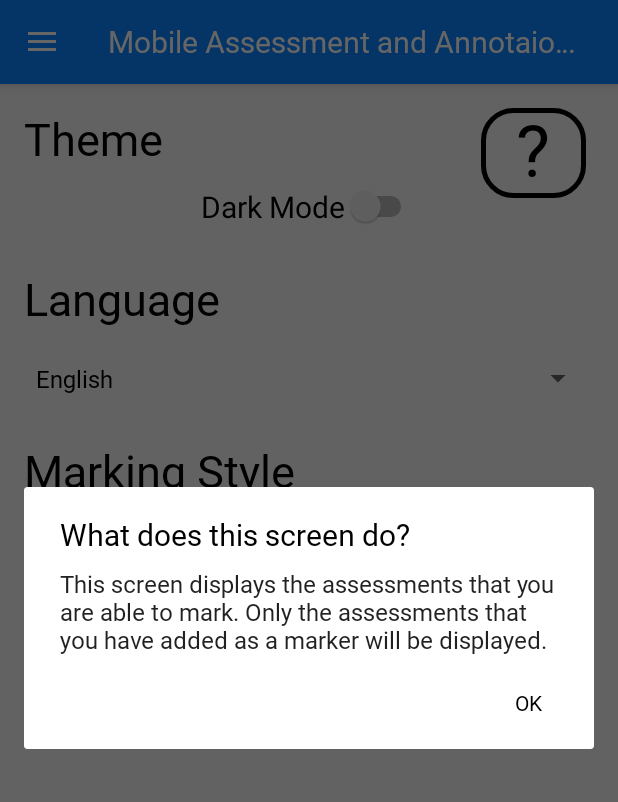
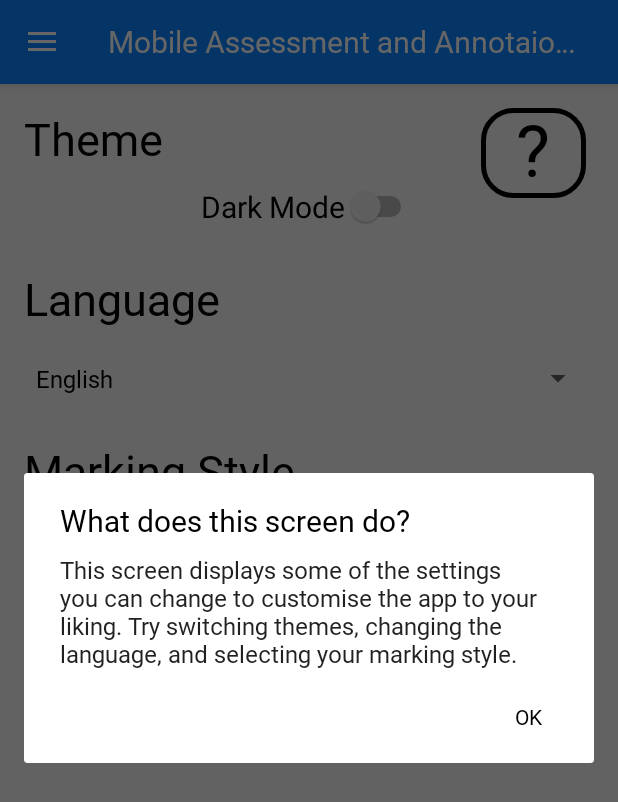
Before and after one commit to JoshP279/AndroidMAAT, an Android app: the fragment SettingsFragment placed in its activity, after a tap on an icon or button, on a phone screen of 412 x 824 dp. Shown: the top 802 px of the screen. Run offline under Robolectric (Android 15) with nearby library versions, the phone set to English and light mode, and no system bars; 141 statements that could not run were skipped.

Commit message:
2024/07/17

```diff
--- a/radaeepdfmaster/src/main/java/com/radaee/activities/LogInActivity.kt
+++ b/radaeepdfmaster/src/main/java/com/radaee/activities/LogInActivity.kt
@@ -3,6 +3,7 @@ package com.radaee.activities
 import android.Manifest
 import android.content.Intent
 import android.content.pm.PackageManager
+import android.content.res.Configuration
 import android.net.Uri
 import android.os.Build
 import android.os.Bundle
@@ -35,6 +36,7 @@ class LogInActivity : AppCompatActivity() {
     override fun onCreate(savedInstanceState: Bundle?) {
         super.onCreate(savedInstanceState)
         setContentView(R.layout.activity_log_in)
+        SharedPref.saveBoolean(this,"DARK_MODE",(resources.configuration.uiMode and Configuration.UI_MODE_NIGHT_MASK) == Configuration.UI_MODE_NIGHT_YES)
         loginBtn = findViewById(R.id.loginBtn)
         emailTextview = findViewById(R.id.loginEmail)
         passwordTextView = findViewById(R.id.loginPassword)
@@ -59,7 +61,7 @@ class LogInActivity : AppCompatActivity() {
     private fun displayHelperDialog() {
         val builder = AlertDialog.Builder(this)
         builder.setTitle(R.string.helperHeading)
-        builder.setMessage(R.string.assessmentsHelperMessage)
+        builder.setMessage(R.string.logInHelperMessage)
         builder.setPositiveButton(R.string.ok) { dialog, _ -> dialog.dismiss() }
         val alertDialog: AlertDialog = builder.create()
         alertDialog.setCancelable(false)
--- a/radaeepdfmaster/src/main/java/com/radaee/api/API.kt
+++ b/radaeepdfmaster/src/main/java/com/radaee/api/API.kt
@@ -15,7 +15,7 @@ import retrofit2.http.Part
 import retrofit2.http.Query
 
 interface API {
-    @GET("/androidLogin")
+    @GET("/login")
     fun login(
         @Query("MarkerEmail") markerEmail: String,
         @Query("Password") password: String
--- a/radaeepdfmaster/src/main/java/com/radaee/fragments/AboutFragment.kt
+++ b/radaeepdfmaster/src/main/java/com/radaee/fragments/AboutFragment.kt
@@ -25,10 +25,11 @@ class AboutFragment : Fragment() {
     private fun displayHelperDialog() {
         val builder = AlertDialog.Builder(requireContext())
         builder.setTitle(R.string.helperHeading)
-        builder.setMessage(R.string.assessmentsHelperMessage)
+        builder.setMessage(R.string.aboutHelperMessage)
         builder.setPositiveButton(resources.getString(R.string.ok)) { dialog, _ -> dialog.dismiss() }
         val alertDialog: AlertDialog = builder.create()
         alertDialog.setCancelable(false)
         alertDialog.show()
     }
+
 }
--- a/radaeepdfmaster/src/main/java/com/radaee/fragments/HelpFragment.kt
+++ b/radaeepdfmaster/src/main/java/com/radaee/fragments/HelpFragment.kt
@@ -25,7 +25,7 @@ class HelpFragment : Fragment() {
     private fun displayHelperDialog() {
         val builder = AlertDialog.Builder(requireContext())
         builder.setTitle(R.string.helperHeading)
-        builder.setMessage(R.string.assessmentsHelperMessage)
+        builder.setMessage(R.string.helpHelperMessage)
         builder.setPositiveButton(resources.getString(R.string.ok)) { dialog, _ -> dialog.dismiss() }
         val alertDialog: AlertDialog = builder.create()
         alertDialog.setCancelable(false)
--- a/radaeepdfmaster/src/main/java/com/radaee/fragments/SettingsFragment.kt
+++ b/radaeepdfmaster/src/main/java/com/radaee/fragments/SettingsFragment.kt
@@ -1,7 +1,5 @@
 package com.radaee.fragments
 
-import android.content.Context
-import android.content.SharedPreferences
 import android.content.res.Configuration
 import android.os.Bundle
 import android.view.LayoutInflater
@@ -15,6 +13,7 @@ import android.widget.TextView
 import androidx.appcompat.app.AlertDialog
 import androidx.appcompat.app.AppCompatDelegate
 import androidx.fragment.app.Fragment
+import com.radaee.objects.SharedPref
 import com.radaee.pdfmaster.R
 import java.util.Locale
 
@@ -23,14 +22,12 @@ class SettingsFragment : Fragment() {
     private lateinit var themeSwitch: Switch
     private lateinit var languageSpinner: Spinner
     private lateinit var markingChoiceSpinner: Spinner
-    private lateinit var sharedPreferences: SharedPreferences
     private lateinit var settingsHelper: TextView
     override fun onCreateView(
         inflater: LayoutInflater, container: ViewGroup?,
         savedInstanceState: Bundle?
     ): View? {
         val view = inflater.inflate(R.layout.fragment_settings, container, false)
-        sharedPreferences = requireActivity().getPreferences(Context.MODE_PRIVATE)
         themeSwitch = view.findViewById(R.id.theme_switch)
         languageSpinner = view.findViewById(R.id.language_spinner)
         markingChoiceSpinner = view.findViewById(R.id.markingstyle_spinner)
@@ -40,10 +37,10 @@ class SettingsFragment : Fragment() {
         }
         setUpTheme()
         setLanguageSpinner()
-        setMarkingCHoiceSpinner()
+        setMarkingChoiceSpinner()
         return view
     }
-    private fun setMarkingCHoiceSpinner(){
+    private fun setMarkingChoiceSpinner(){
         val markingChoices = arrayOf(getString(R.string.marking_style1))
         val adapter = ArrayAdapter(requireContext(), android.R.layout.simple_spinner_item, markingChoices)
         adapter.setDropDownViewResource(android.R.layout.simple_spinner_dropdown_item)
@@ -52,7 +49,7 @@ class SettingsFragment : Fragment() {
     private fun displayHelperDialog() {
         val builder = AlertDialog.Builder(requireContext())
         builder.setTitle(R.string.helperHeading)
-        builder.setMessage(R.string.assessmentsHelperMessage)
+        builder.setMessage(R.string.settingsHelperMessage)
         builder.setPositiveButton(resources.getString(R.string.ok)) { dialog, _ -> dialog.dismiss() }
         val alertDialog: AlertDialog = builder.create()
         alertDialog.setCancelable(false)
@@ -60,7 +57,7 @@ class SettingsFragment : Fragment() {
     }
     private fun setUpTheme() {
         val isSystemDarkMode = (resources.configuration.uiMode and Configuration.UI_MODE_NIGHT_MASK) == Configuration.UI_MODE_NIGHT_YES
-        val isDarkModePref = sharedPreferences.getBoolean("DARK_MODE", isSystemDarkMode)
+        val isDarkModePref = SharedPref.getBoolean(requireContext(),"DARK_MODE", isSystemDarkMode)
         themeSwitch.isChecked = isDarkModePref
         themeSwitch.setOnCheckedChangeListener { _, isChecked ->
             if (isChecked) {
@@ -68,7 +65,7 @@ class SettingsFragment : Fragment() {
             } else {
                 AppCompatDelegate.setDefaultNightMode(AppCompatDelegate.MODE_NIGHT_NO)
             }
-            sharedPreferences.edit().putBoolean("DARK_MODE", isChecked).apply()
+            SharedPref.saveBoolean(requireContext(),"DARK_MODE", isChecked)
         }
     }
     private fun setLanguageSpinner() {
@@ -76,18 +73,16 @@ class SettingsFragment : Fragment() {
         val adapter = ArrayAdapter(requireContext(), android.R.layout.simple_spinner_item, languages)
         adapter.setDropDownViewResource(android.R.layout.simple_spinner_dropdown_item)
         languageSpinner.adapter = adapter
-        languageSpinner.setSelection(sharedPreferences.getInt("LANGUAGE", 0))
+        languageSpinner.setSelection(SharedPref.getInt(requireContext(),"LANGUAGE", 0))
         languageSpinner.onItemSelectedListener = object : AdapterView.OnItemSelectedListener {
             override fun onItemSelected(parent:AdapterView<*>, view: View?, position: Int, id: Long) {
-                val currentLanguagePosition = sharedPreferences.getInt("LANGUAGE", 0)
+                val currentLanguagePosition = SharedPref.getInt(requireContext(),"LANGUAGE", 0)
                 if (position != currentLanguagePosition) {
                     val languageCode = when (position) {
                         1 -> "af"
                         else -> "en"
                     }
-                    val editor: SharedPreferences.Editor = sharedPreferences.edit()
-                    editor.putInt("LANGUAGE", position)
-                    editor.apply()
+                    SharedPref.saveInt(requireContext(),"LANGUAGE", position)
                     setLocale(languageCode)
                 }
             }
@@ -95,7 +90,7 @@ class SettingsFragment : Fragment() {
         }
     }
     private fun setLocale(languageCode: String) {
-        var locale = Locale(languageCode)
+        val locale = Locale(languageCode)
         Locale.setDefault(locale)
         val config = resources.configuration
         config.setLocale(locale)
--- a/radaeepdfmaster/src/main/res/layout/activity_pdf_reader.xml
+++ b/radaeepdfmaster/src/main/res/layout/activity_pdf_reader.xml
@@ -149,6 +149,7 @@
         android:id="@+id/memoTextView"
         android:layout_width="wrap_content"
         android:layout_height="wrap_content"
+        android:layout_marginStart="5dp"
         android:layout_marginBottom="10dp"
         android:text="@string/memorandum"
         app:layout_constraintBottom_toTopOf="@+id/memo_view"
@@ -158,7 +159,8 @@
         android:id="@+id/submissionTextView"
         android:layout_width="wrap_content"
         android:layout_height="wrap_content"
-        android:layout_marginBottom="20dp"
+        android:layout_marginEnd="5dp"
+        android:layout_marginBottom="10dp"
         android:text="@string/submission"
         app:layout_constraintBottom_toTopOf="@+id/pdf_view"
         app:layout_constraintEnd_toEndOf="parent" />
--- a/radaeepdfmaster/src/main/res/layout/fragment_view_assessments.xml
+++ b/radaeepdfmaster/src/main/res/layout/fragment_view_assessments.xml
@@ -25,10 +25,8 @@
         android:layout_height="wrap_content"
         android:layout_marginStart="10dp"
         android:layout_marginTop="10dp"
-        android:layout_marginEnd="5dp"
         android:iconifiedByDefault="false"
         android:queryHint="Search assessments"
-        app:layout_constraintEnd_toStartOf="@+id/assessmentsHelper"
         app:layout_constraintStart_toStartOf="parent"
         app:layout_constraintTop_toTopOf="parent" />
 
--- a/radaeepdfmaster/src/main/res/values/strings.xml
+++ b/radaeepdfmaster/src/main/res/values/strings.xml
@@ -90,7 +90,11 @@
     <string name="log_in">Log In</string>
     <string name="assessments">Assessments</string>
     <string name="helperHeading">What does this screen do?</string>
-    <string name="assessmentsHelperMessage">This screen displays the assessments that you are able to mark. Only the assessments that you have added as a marker will be displayed.</string>
+    <string name="assessmentsHelperMessage">This screen displays the assessments that you are able to mark. Only the assessments that you have been added as a marker will be displayed.</string>
+    <string name="logInHelperMessage">Log in with your university credentials (email and password) to proceed.</string>
+    <string name="aboutHelperMessage">This screen displays some basic information about MAAT.</string>
+    <string name="helpHelperMessage">This screen displays some basic information about every screen throughout the app Look at the top right corner if you are unsure about the purpose of the screen you are currently on.</string>
+    <string name="settingsHelperMessage">This screen displays some of the settings you can change to customise the app to your liking. Try switching themes, changing the language, and selecting your marking style.</string>
     <string name="home">Home</string>
     <string name="view_assessments">View Assessments</string>
     <string name="settings">Settings</string>
@@ -113,7 +117,7 @@
     <string name="submissions_help_header">Submissions</string>
     <string name="submissions_help_text">The Submissions screen allows you to view and manage all submissions. You can search for, sort, and update submission statuses from this screen.</string>
     <string name="full_app_name">Mobile Assessment and Annotaion Tool</string>
-    <string name="submissionsHelperMessage">This screen displays all the submissions for an assessment.</string>
+    <string name="submissionsHelperMessage">This screen displays all the submissions for an assessment that you can assess.</string>
     <string name="marked">Marked</string>
     <string name="unmarked">Unmarked</string>
     <string name="in_progress">In Progress</string>
@@ -153,4 +157,6 @@
     <string name="upload_succes">Successfully uploaded submission</string>
     <string name="upload_fail">Failed to upload submission PDF</string>
     <string name="recent_submissions">Recent Submissions</string>
+    <string name="app_exit_header">Exit app</string>
+    <string name="app_exit_msg">Are you sure you want to exit?</string>
 </resources>
```
Also changed, not shown: radaeepdfmaster/src/main/java/com/radaee/activities/MainActivity.kt (+21 -1 lines), radaeepdfmaster/src/main/res/layout-land/activity_log_in.xml (added, +74 -0 lines), 3 other files.
